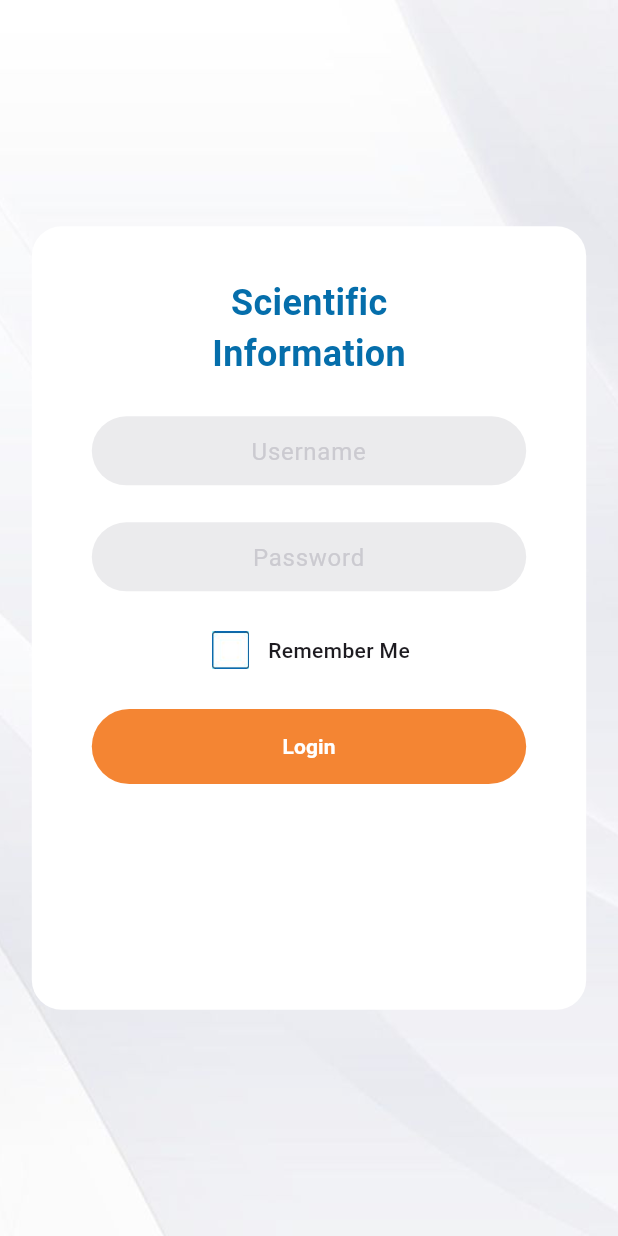
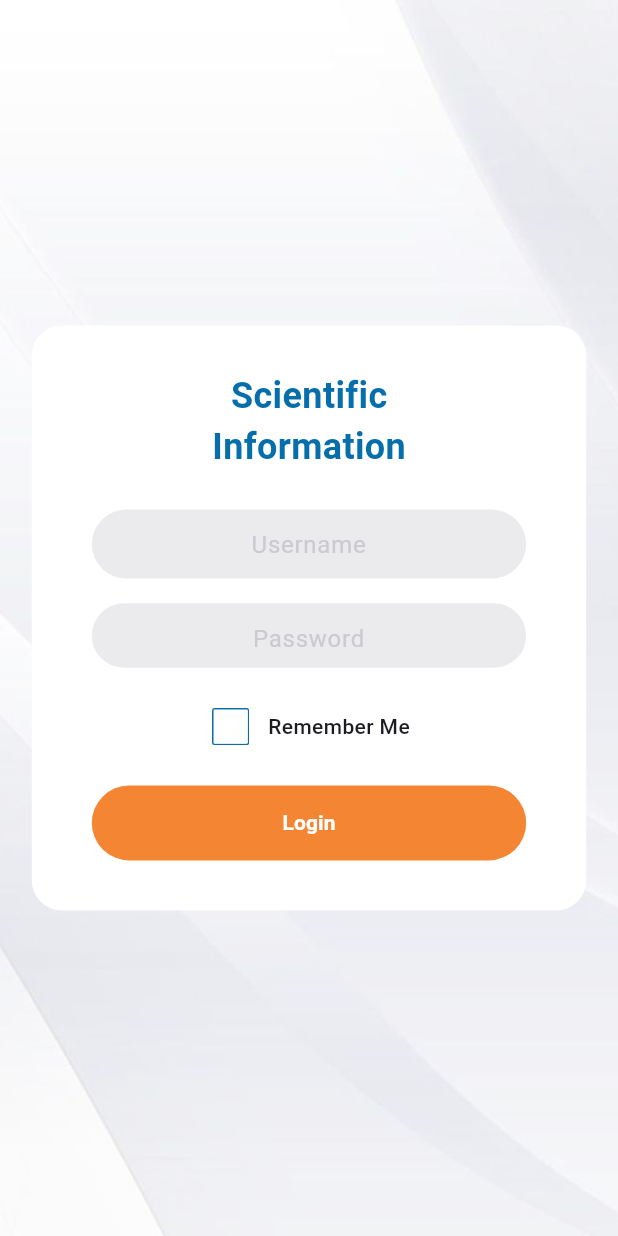
Before and after one commit to wepitch/demoeris, a Flutter app: the screen it shows after launch, on a phone screen of 412 x 824 dp. Run offline on Flutter 3.47's test engine with Material 3 defaults, Android fonts, the phone set to English and light mode, and no system bars; our stand-ins replace device_preview, shared_preferences.

Commit message:
first commit

```diff
--- a/lib/eris/ui/phone_screen_3.dart
+++ b/lib/eris/ui/phone_screen_3.dart
@@ -64,7 +64,7 @@ class PhoneScreen3State extends State<PhoneScreen3> {
   @override
   Widget build(BuildContext context) {
     return Scaffold(
-      resizeToAvoidBottomInset: true,
+      resizeToAvoidBottomInset : true,
       body: Stack(
         children: [
           Image.asset(
@@ -87,20 +87,20 @@ class PhoneScreen3State extends State<PhoneScreen3> {
                     Orientation orientation = MediaQuery.of(context).orientation;
 
                     double containerHeight = isTablet
-                        ? (orientation == Orientation.portrait ? height * 0.42 : height * 0.5)
+                        ? (orientation == Orientation.portrait ? height * 0.42 : height * 0.478)
                         : (orientation == Orientation.portrait ? height * 0.6 : height * 1.1);
 
                     double containerWidth = isTablet
-                        ? (orientation == Orientation.portrait ? width * 0.5 : width * 0.34)
+                        ? (orientation == Orientation.portrait ? width * 0.5 : width * 0.30)
                         : (orientation == Orientation.portrait ? width * 0.8 : width * 0.6);
 
-                    return SingleChildScrollView(
-                      child: Container(
+
+                    return Container(
                       margin: const EdgeInsets.symmetric(
-                            horizontal: 20, vertical: 14),
+                          horizontal: 20, vertical: 10),
                       padding: const EdgeInsets.all(20),
                       width: containerWidth,
-                        height: containerHeight,
+                      height: 370,
                       child: Column(
                         mainAxisSize: MainAxisSize.min,
                         children: [
@@ -134,10 +134,10 @@ class PhoneScreen3State extends State<PhoneScreen3> {
                             ),
                           ),
                           SizedBox(
-                              height: height * 0.03,
+                            height: height * 0.02,
                           ),
                           Container(
-                              height: 46,
+                            height: 43,
                             decoration: BoxDecoration(
                               color: const Color(0xffEBEBED),
                               borderRadius: BorderRadius.circular(40),
@@ -217,7 +217,6 @@ class PhoneScreen3State extends State<PhoneScreen3> {
                           ),
                         ],
                       ),
-                      ),
                     );
                   },
                 ),
--- a/lib/main.dart
+++ b/lib/main.dart
@@ -15,11 +15,9 @@ class MyApp extends StatelessWidget {
   Widget build(BuildContext context) {
     return  MaterialApp(
       title: 'Eris App',
-
-
-      //debugShowCheckedModeBanner: false,
-      //locale: DevicePreview.locale(context),
-      //builder: DevicePreview.appBuilder,
+      debugShowCheckedModeBanner: false,
+      locale: DevicePreview.locale(context),
+      builder: DevicePreview.appBuilder,
 
       theme: ThemeData(
         colorScheme: ColorScheme.fromSeed(seedColor: Colors.deepPurple),
```
Also changed, not shown: 5 other files. Lines whose indentation alone changed are shown as unchanged.
